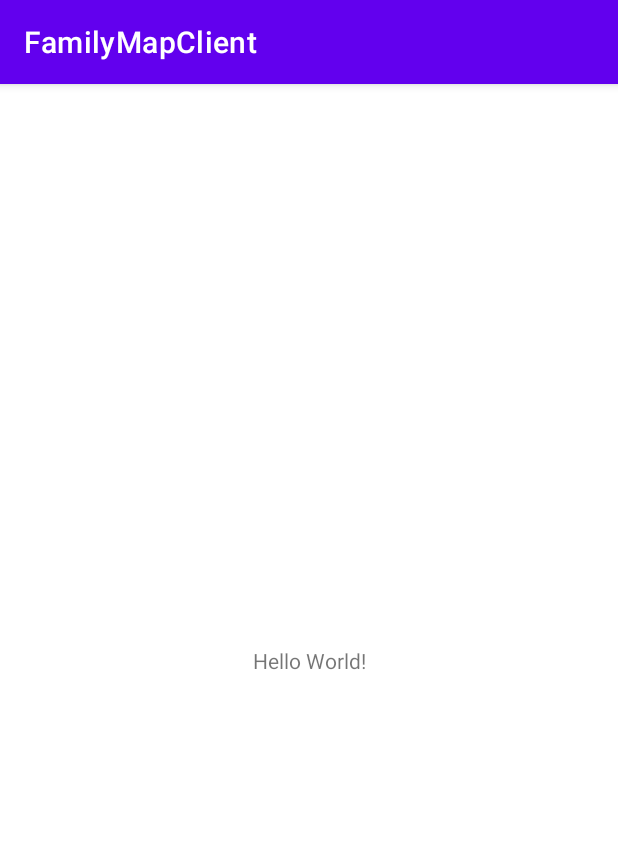
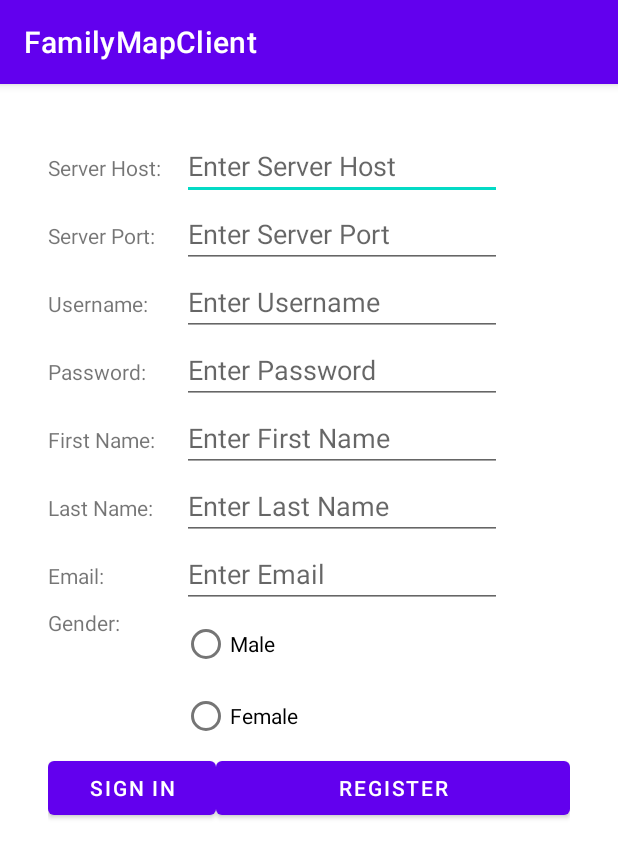
Before and after one commit to prestondavid99/FamilyMapClient, an Android app: the screen it shows after launch (MainActivity), on a phone screen of 412 x 824 dp. Shown: the top 858 px of the screen. Run offline under Robolectric (Android 15) with nearby library versions, the phone set to English and light mode, and no system bars.

Commit message:
Beginning Fragment

```diff
--- a/app/src/main/java/com/example/familymapclient/LoginFragment.java
+++ b/app/src/main/java/com/example/familymapclient/LoginFragment.java
@@ -1,5 +1,6 @@
 package com.example.familymapclient;
 
+import android.location.GnssAntennaInfo;
 import android.os.Bundle;
 
 import androidx.fragment.app.Fragment;
@@ -7,6 +8,7 @@ import androidx.fragment.app.Fragment;
 import android.view.LayoutInflater;
 import android.view.View;
 import android.view.ViewGroup;
+import android.widget.Button;
 import android.widget.EditText;
 
 /**
@@ -20,6 +22,7 @@ public class LoginFragment extends Fragment {
     // the fragment initialization parameters, e.g. ARG_ITEM_NUMBER
     private static final String ARG_PARAM1 = "param1";
     private static final String ARG_PARAM2 = "param2";
+    private Listener listener;
 
     // TODO: Rename and change types of parameters
     private String mParam1;
@@ -28,6 +31,12 @@ public class LoginFragment extends Fragment {
     public LoginFragment() {
 
     }
+
+    public interface Listener {
+        void notifyDone();
+    }
+
+    public void registerListener(Listener listener) { this.listener = listener; }
 
     /**
      * Use this factory method to create a new instance of
@@ -67,6 +76,8 @@ public class LoginFragment extends Fragment {
         EditText firstName = view.findViewById(R.id.firstName);
         EditText lastName = view.findViewById(R.id.lastName);
         EditText email = view.findViewById(R.id.email);
+        Button signInButton = view.findViewById(R.id.signInButton);
+        Button registerButton = view.findViewById(R.id.registerButton);
 
         return view;
     }
--- a/app/src/main/java/com/example/familymapclient/MainActivity.java
+++ b/app/src/main/java/com/example/familymapclient/MainActivity.java
@@ -1,18 +1,47 @@
 package com.example.familymapclient;
 
 import androidx.appcompat.app.AppCompatActivity;
+import androidx.fragment.app.Fragment;
+import androidx.fragment.app.FragmentManager;
 
 import android.os.Bundle;
 
-public class MainActivity extends AppCompatActivity {
+public class MainActivity extends AppCompatActivity implements LoginFragment.Listener {
 
     @Override
     protected void onCreate(Bundle savedInstanceState) {
         super.onCreate(savedInstanceState);
         setContentView(R.layout.activity_main);
 
-        // Activate LoginFragment?
+        FragmentManager fragmentManager = this.getSupportFragmentManager();
+        Fragment fragment = fragmentManager.findFragmentById(R.id.fragmentFrameLayout);
+
+        if (fragment == null) {
+            fragment = createLoginFragment();
+
+            fragmentManager.beginTransaction().add(R.id.fragmentFrameLayout, fragment).commit();
+        } else {
+            if (fragment instanceof LoginFragment) {
+                ((LoginFragment) fragment).registerListener(this);
+            }
+        }
 
 
     }
+
+    private Fragment createLoginFragment() {
+        LoginFragment fragment = new LoginFragment();
+        fragment.registerListener(this);
+        return fragment;
+    }
+
+    @Override
+    public void notifyDone() {
+
+    }
+
+    @Override
+    public void onPointerCaptureChanged(boolean hasCapture) {
+        super.onPointerCaptureChanged(hasCapture);
+    }
 }
--- a/app/src/main/res/layout/activity_main.xml
+++ b/app/src/main/res/layout/activity_main.xml
@@ -6,13 +6,14 @@
     android:layout_height="match_parent"
     tools:context=".MainActivity">
 
-    <TextView
-        android:layout_width="wrap_content"
-        android:layout_height="wrap_content"
-        android:text="Hello World!"
+    <FrameLayout
+        android:layout_width="match_parent"
+        android:layout_height="match_parent"
+        android:id="@+id/fragmentFrameLayout"
         app:layout_constraintBottom_toBottomOf="parent"
-        app:layout_constraintLeft_toLeftOf="parent"
-        app:layout_constraintRight_toRightOf="parent"
-        app:layout_constraintTop_toTopOf="parent" />
+        app:layout_constraintEnd_toEndOf="parent"
+        app:layout_constraintStart_toStartOf="parent"
+        app:layout_constraintTop_toTopOf="parent">
 
+    </FrameLayout>
 </androidx.constraintlayout.widget.ConstraintLayout>
--- a/app/src/main/res/layout/fragment_login.xml
+++ b/app/src/main/res/layout/fragment_login.xml
@@ -83,7 +83,8 @@
                 android:layout_height="wrap_content"
                 android:ems="10"
                 android:hint="@string/enter_password"
-                android:inputType="textPersonName" />
+                android:inputType="textPersonName"
+                tools:ignore="TextFields" />
         </TableRow>
 
         <TableRow
@@ -140,7 +141,8 @@
                 android:layout_height="wrap_content"
                 android:ems="10"
                 android:hint="@string/enter_email"
-                android:inputType="textPersonName" />
+                android:inputType="textPersonName"
+                tools:ignore="TextFields" />
         </TableRow>
 
         <TableRow
@@ -161,13 +163,13 @@
                     android:id="@+id/maleButton"
                     android:layout_width="match_parent"
                     android:layout_height="wrap_content"
-                    android:text="Male" />
+                    android:text="@string/male" />
 
                 <RadioButton
                     android:id="@+id/femaleButton"
                     android:layout_width="match_parent"
                     android:layout_height="wrap_content"
-                    android:text="Female" />
+                    android:text="@string/female" />
             </RadioGroup>
         </TableRow>
 
@@ -180,14 +182,14 @@
                 android:layout_width="wrap_content"
                 android:layout_height="wrap_content"
                 android:layout_weight="1"
-                android:text="Sign In" />
+                android:text="@string/sign_in" />
 
             <Button
                 android:id="@+id/registerButton"
                 android:layout_width="wrap_content"
                 android:layout_height="wrap_content"
                 android:layout_weight="1"
-                android:text="Register" />
+                android:text="@string/register" />
 
         </TableRow>
     </TableLayout>
--- a/app/src/main/res/values/strings.xml
+++ b/app/src/main/res/values/strings.xml
@@ -17,4 +17,8 @@
     <string name="email">Email:</string>
     <string name="enter_email">Enter Email</string>
     <string name="gender">Gender:</string>
+    <string name="male">Male</string>
+    <string name="female">Female</string>
+    <string name="sign_in">Sign In</string>
+    <string name="register">Register</string>
 </resources>
```
